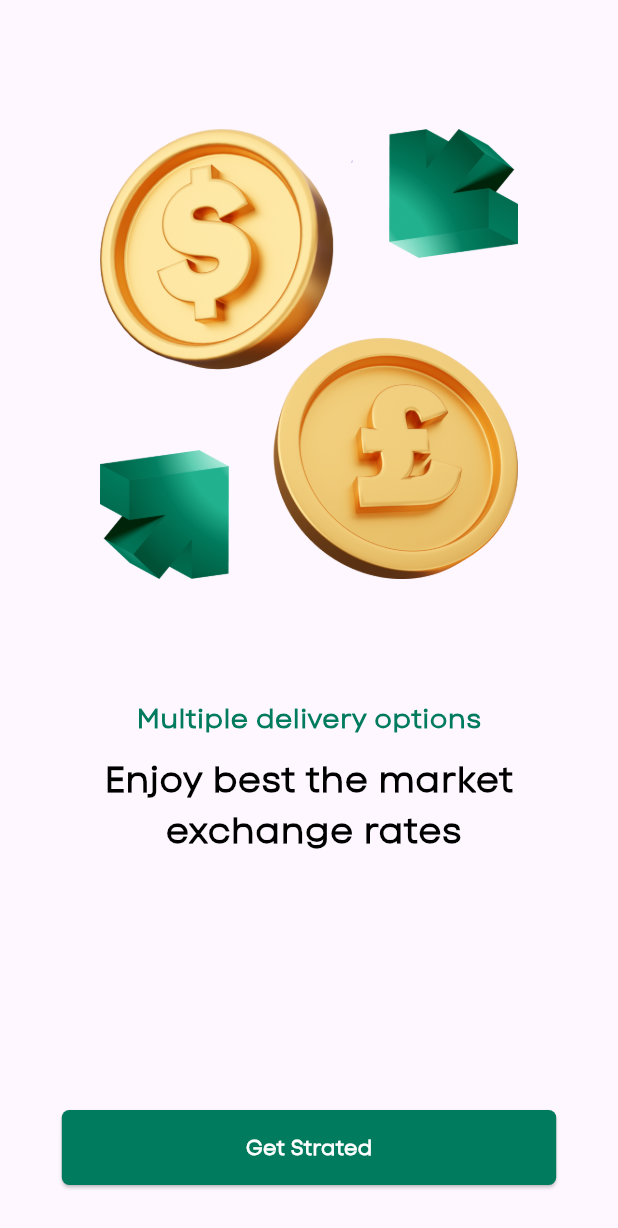
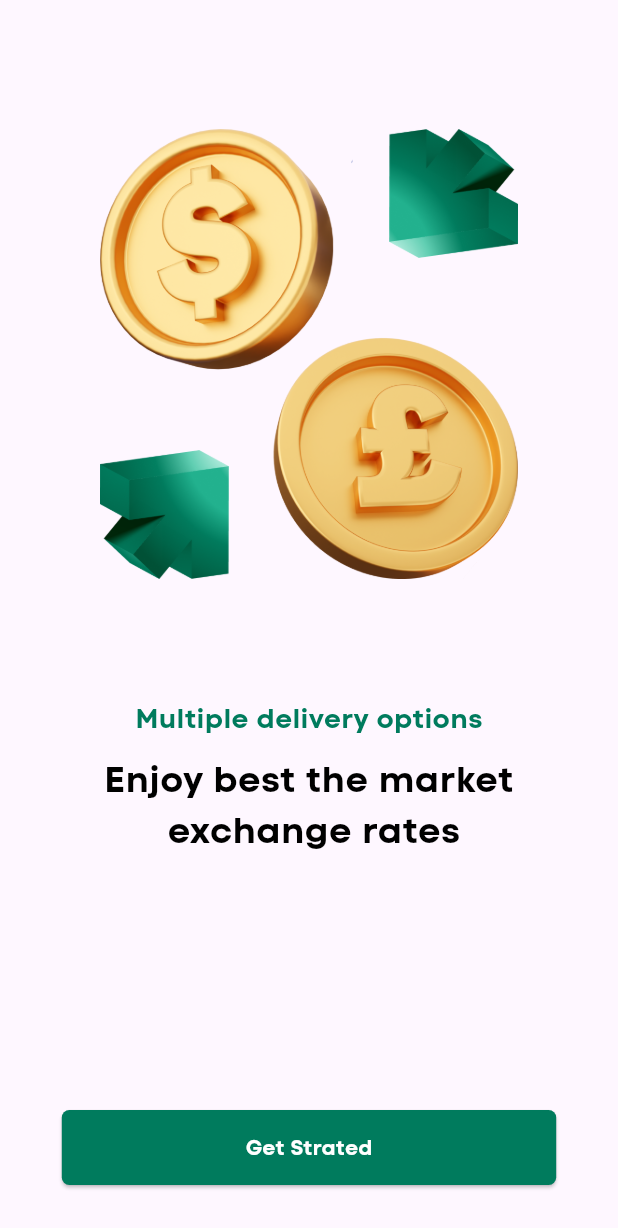
Before and after one commit to Priyanshg0211/ios-appointment-app, a Flutter app: the screen it shows after launch, on a phone screen of 412 x 824 dp. Shown: the top 1228 px of the screen. Run offline on Flutter 3.47's test engine with Material 3 defaults, Android fonts, the phone set to English and light mode, and no system bars.

Commit message:
Updated UI of Onboarding_1

```diff
--- a/lib/Screens/Getting Started/Onboarding_1.dart
+++ b/lib/Screens/Getting Started/Onboarding_1.dart
@@ -29,7 +29,7 @@ class _BoardingOneState extends State<BoardingOne> {
           Text(
             'Multiple delivery options',
             style: TextStyle(
-                fontFamily: 'Codenext',
+                fontFamily: 'Codenextbold',
                 fontWeight: FontWeight.bold,
                 color: Color(0xff007B5D),
                 fontSize: 18),
@@ -41,7 +41,7 @@ class _BoardingOneState extends State<BoardingOne> {
             'Enjoy best the market \n exchange rates',
             textAlign: TextAlign.center,
             style: TextStyle(
-                fontFamily: 'Codenext',
+                fontFamily: 'Codenextbold',
                 fontWeight: FontWeight.bold,
                 color: Colors.black,
                 fontSize: 24),
@@ -69,7 +69,7 @@ class _BoardingOneState extends State<BoardingOne> {
                   child: Text(
                     'Get Strated',
                     style: TextStyle(
-                      fontFamily: 'Codenext',
+                      fontFamily: 'Codenextbold',
                       fontWeight: FontWeight.bold,
                       color: Colors.white,
                     ),
```
